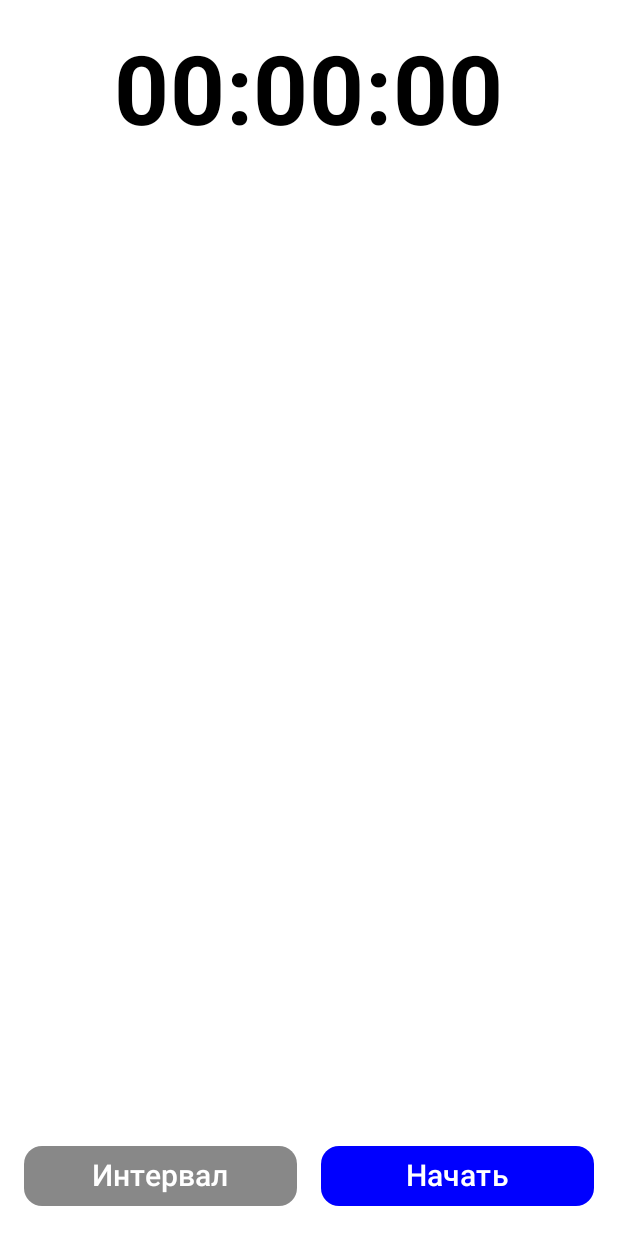
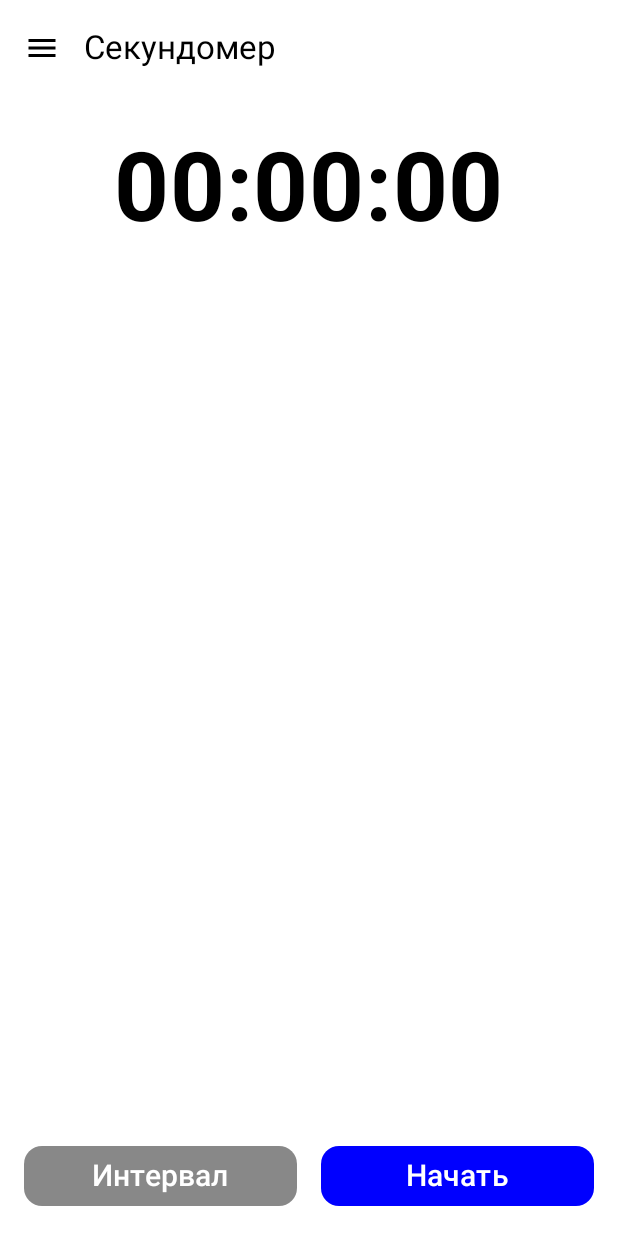
Before and after one commit to otabeknortojiyev/PaymeStopwatch, an Android app built with Jetpack Compose: the screen it shows after launch (MainActivity), on a phone screen of 412 x 824 dp. Run offline under Robolectric (Android 15) with nearby library versions, the phone set to English and light mode, and no system bars.

Commit message:
added modal navigation drawer

```diff
--- a/app/src/main/AndroidManifest.xml
+++ b/app/src/main/AndroidManifest.xml
@@ -18,7 +18,7 @@
         tools:targetApi="31">
 
         <service
-            android:name=".presentation.screens.main.AppService"
+            android:name=".presentation.screens.stopwatch.AppService"
             android:description="@string/app_name"
             android:exported="false"
             android:foregroundServiceType="specialUse">
--- a/app/src/main/java/uz/payme/otabek/presentation/activity/MainActivity.kt
+++ b/app/src/main/java/uz/payme/otabek/presentation/activity/MainActivity.kt
@@ -1,35 +1,56 @@
 package uz.payme.otabek.presentation.activity
 
-import android.content.ComponentName
-import android.content.Context
-import android.content.Intent
-import android.content.ServiceConnection
 import android.media.MediaPlayer
-import android.os.Build
 import android.os.Bundle
-import android.os.IBinder
 import androidx.activity.ComponentActivity
 import androidx.activity.compose.setContent
 import androidx.activity.viewModels
-import androidx.annotation.RequiresApi
+import androidx.compose.foundation.Image
+import androidx.compose.foundation.layout.Spacer
+import androidx.compose.foundation.layout.fillMaxSize
+import androidx.compose.foundation.layout.height
 import androidx.compose.foundation.layout.padding
+import androidx.compose.material.icons.Icons
+import androidx.compose.material.icons.filled.Menu
+import androidx.compose.material3.DrawerValue
+import androidx.compose.material3.ExperimentalMaterial3Api
+import androidx.compose.material3.Icon
+import androidx.compose.material3.IconButton
+import androidx.compose.material3.MaterialTheme
+import androidx.compose.material3.ModalDrawerSheet
+import androidx.compose.material3.ModalNavigationDrawer
+import androidx.compose.material3.NavigationDrawerItem
+import androidx.compose.material3.NavigationDrawerItemDefaults
 import androidx.compose.material3.Scaffold
+import androidx.compose.material3.Surface
+import androidx.compose.material3.Text
+import androidx.compose.material3.TopAppBar
+import androidx.compose.material3.TopAppBarColors
+import androidx.compose.material3.rememberDrawerState
 import androidx.compose.runtime.collectAsState
+import androidx.compose.runtime.getValue
+import androidx.compose.runtime.mutableIntStateOf
+import androidx.compose.runtime.rememberCoroutineScope
+import androidx.compose.runtime.saveable.rememberSaveable
+import androidx.compose.runtime.setValue
 import androidx.compose.ui.Modifier
-import androidx.core.app.ServiceCompat.startForeground
+import androidx.compose.ui.graphics.Color
+import androidx.compose.ui.res.painterResource
+import androidx.compose.ui.unit.dp
+import kotlinx.coroutines.launch
 import uz.payme.otabek.data.AppDataStoreImpl
-import uz.payme.otabek.presentation.screens.main.AppViewModel
-import uz.payme.otabek.presentation.screens.main.AppViewModelFactory
-import uz.payme.otabek.presentation.screens.main.MainScreen
+import uz.payme.otabek.presentation.screens.stopwatch.StopWatchViewModel
+import uz.payme.otabek.presentation.screens.stopwatch.StopWatchModelFactory
 import uz.payme.otabek.ui.theme.PaymeStopwatchTheme
 import kotlin.getValue
 import uz.payme.otabek.R
-import uz.payme.otabek.presentation.screens.main.AppService
+import uz.payme.otabek.presentation.screens.stopwatch.StopWatchScreen
 
+@OptIn(ExperimentalMaterial3Api::class)
 class MainActivity : ComponentActivity() {
-    private val viewModel: AppViewModel by viewModels {
-        AppViewModelFactory(AppDataStoreImpl(this))
-    }
+    private val viewModel: StopWatchViewModel by viewModels {
+        StopWatchModelFactory(AppDataStoreImpl(this))
+    }/*
         private var service: AppService? = null
         private var bound = false
 
@@ -45,7 +66,7 @@ class MainActivity : ComponentActivity() {
                 service = null
                 bound = false
             }
-    }
+        }*/
 
     private var startStopPlayer: MediaPlayer? = null
     private var resetPlayer: MediaPlayer? = null
@@ -53,22 +74,100 @@ class MainActivity : ComponentActivity() {
     override fun onCreate(savedInstanceState: Bundle?) {
         super.onCreate(savedInstanceState)
 
-        Intent(this, AppService::class.java).also { intent ->
+        /*Intent(this, AppService::class.java).also { intent ->
             bindService(intent, serviceConnection, BIND_AUTO_CREATE)
-        }
+        }*/
 
         startStopPlayer = MediaPlayer.create(this, R.raw.boop)
         resetPlayer = MediaPlayer.create(this, R.raw.breeze)
+
         setContent {
             val uiStates = viewModel.uiState.collectAsState()
             PaymeStopwatchTheme {
-                Scaffold { innerPadding ->
-                    MainScreen(
-                        modifier = Modifier.padding(innerPadding),
+                val items = listOf(
+                    NavigationItem(
+                        title = "Секундомер",
+                        selectedIcon = R.drawable.timer_blue,
+                        unselectedIcon = R.drawable.timer_gray,
+                        screenTitle = "Секундомер"
+                    ), NavigationItem(
+                        title = "Погода",
+                        selectedIcon = R.drawable.weather_yellow,
+                        unselectedIcon = R.drawable.weather_gray,
+                        screenTitle = "Погода"
+                    )
+                )
+                Surface(
+                    modifier = Modifier.fillMaxSize(), color = MaterialTheme.colorScheme.background
+                ) {
+                    val drawerState = rememberDrawerState(initialValue = DrawerValue.Closed)
+                    var selectedItemIndex by rememberSaveable {
+                        mutableIntStateOf(0)
+                    }
+                    val scope = rememberCoroutineScope()
+                    ModalNavigationDrawer(
+                        drawerContent = {
+                            ModalDrawerSheet {
+                                Spacer(modifier = Modifier.height(16.dp))
+                                items.forEachIndexed { index, item ->
+                                    NavigationDrawerItem(
+                                        label = {
+                                            Text(text = item.title)
+                                        }, selected = index == selectedItemIndex, onClick = {
+                                            scope.launch {
+                                                selectedItemIndex = index
+                                                drawerState.close()
+                                            }
+                                        }, icon = {
+                                            Image(
+                                                painter = if (index == selectedItemIndex) {
+                                                    painterResource(item.selectedIcon)
+                                                } else {
+                                                    painterResource(item.unselectedIcon)
+                                                }, contentDescription = item.title
+                                            )
+                                        }, modifier = Modifier.padding(NavigationDrawerItemDefaults.ItemPadding)
+                                    )
+                                }
+                            }
+                        }, drawerState = drawerState
+                    ) {
+                        Scaffold(
+                            topBar = {
+                                TopAppBar(
+                                    colors = TopAppBarColors(
+                                        containerColor = Color.White,
+                                        scrolledContainerColor = Color.Transparent,
+                                        navigationIconContentColor = Color.Black,
+                                        titleContentColor = Color.Black,
+                                        actionIconContentColor = Color.Transparent
+                                    ), title = {
+                                        Text(text = items[selectedItemIndex].screenTitle)
+                                    }, navigationIcon = {
+                                        IconButton(onClick = {
+                                            scope.launch {
+                                                drawerState.open()
+                                            }
+                                        }) {
+                                            Icon(Icons.Default.Menu, contentDescription = "Menu")
+                                        }
+                                    })
+                            }) { paddingValues ->
+                            when (selectedItemIndex) {
+                                0 -> StopWatchScreen(
+                                    modifier = Modifier.padding(paddingValues),
                                     uiStates = uiStates,
                                     eventDispatcher = { intent -> viewModel.eventDispatcher(intent) },
                                     startPlayer = { startStopPlayer?.start() },
-                        resetPlayer = { resetPlayer?.start() })
+                                    resetPlayer = { resetPlayer?.start() }
+                                )
+
+                                1 -> WeatherScreen(
+                                    modifier = Modifier.padding(paddingValues)
+                                ) // Ваш WeatherScreen
+                            }
+                        }
+                    }
                 }
             }
         }
@@ -79,10 +178,13 @@ class MainActivity : ComponentActivity() {
         startStopPlayer?.release()
         resetPlayer?.release()
         startStopPlayer = null
-        resetPlayer = null
-        if (bound) {
+        resetPlayer = null/*if (bound) {
             unbindService(serviceConnection)
             bound = false
+        }*/
     }
 }
-}
+
+data class NavigationItem(
+    val title: String, val selectedIcon: Int, val unselectedIcon: Int, val screenTitle: String
+)
--- a/app/src/main/java/uz/payme/otabek/presentation/screens/main/AppViewModelFactory.kt
+++ /dev/null
@@ -1,15 +0,0 @@
-package uz.payme.otabek.presentation.screens.main
-
-import androidx.lifecycle.ViewModel
-import androidx.lifecycle.ViewModelProvider
-import uz.payme.otabek.data.AppDataStore
-
-
-class AppViewModelFactory(private val dataStore: AppDataStore) : ViewModelProvider.Factory {
-    override fun <T : ViewModel> create(modelClass: Class<T>): T {
-        if (modelClass.isAssignableFrom(AppViewModel::class.java)) {
-            return AppViewModel(dataStore) as T
-        }
-        throw IllegalArgumentException("Unknown ViewModel class")
-    }
-}
--- a/app/src/main/java/uz/payme/otabek/presentation/screens/main/AppViewModelContract.kt
+++ b/app/src/main/java/uz/payme/otabek/presentation/screens/stopwatch/StopWatchModelContract.kt
@@ -1,9 +1,9 @@
-package uz.payme.otabek.presentation.screens.main
+package uz.payme.otabek.presentation.screens.stopwatch
 
 import androidx.compose.runtime.Stable
 import uz.payme.otabek.utils.ButtonNames
 
-interface AppViewModelContract {
+interface StopWatchModelContract {
     @Stable
     data class UiStates(
         val timeUiState: TimeUiState = TimeUiState(),
--- /dev/null
+++ b/app/src/main/java/uz/payme/otabek/presentation/screens/stopwatch/StopWatchModelFactory.kt
@@ -0,0 +1,15 @@
+package uz.payme.otabek.presentation.screens.stopwatch
+
+import androidx.lifecycle.ViewModel
+import androidx.lifecycle.ViewModelProvider
+import uz.payme.otabek.data.AppDataStore
+
+
+class StopWatchModelFactory(private val dataStore: AppDataStore) : ViewModelProvider.Factory {
+    override fun <T : ViewModel> create(modelClass: Class<T>): T {
+        if (modelClass.isAssignableFrom(StopWatchViewModel::class.java)) {
+            return StopWatchViewModel(dataStore) as T
+        }
+        throw IllegalArgumentException("Unknown ViewModel class")
+    }
+}
--- a/app/src/main/java/uz/payme/otabek/presentation/screens/main/MainScreen.kt
+++ b/app/src/main/java/uz/payme/otabek/presentation/screens/stopwatch/StopWatchScreen.kt
@@ -1,6 +1,5 @@
-package uz.payme.otabek.presentation.screens.main
+package uz.payme.otabek.presentation.screens.stopwatch
 
-import android.util.Log
 import androidx.compose.foundation.background
 import androidx.compose.foundation.layout.Arrangement
 import androidx.compose.foundation.layout.Column
@@ -16,7 +15,6 @@ import androidx.compose.material3.Button
 import androidx.compose.material3.ButtonDefaults
 import androidx.compose.material3.Text
 import androidx.compose.runtime.Composable
-import androidx.compose.runtime.DisposableEffect
 import androidx.compose.runtime.LaunchedEffect
 import androidx.compose.runtime.State
 import androidx.compose.ui.Alignment
@@ -27,21 +25,20 @@ import androidx.compose.ui.text.style.TextOverflow
 import androidx.compose.ui.unit.dp
 import androidx.compose.ui.unit.sp
 import androidx.lifecycle.Lifecycle
-import uz.payme.otabek.presentation.screens.main.AppViewModelContract.Intent
-import uz.payme.otabek.presentation.screens.main.AppViewModelContract.UiStates
+import uz.payme.otabek.presentation.screens.stopwatch.StopWatchModelContract.Intent
+import uz.payme.otabek.presentation.screens.stopwatch.StopWatchModelContract.UiStates
 import uz.payme.otabek.utils.ActivityLifecycleListener
 import uz.payme.otabek.utils.formatCircleTime
 import uz.payme.otabek.utils.formatTime
 
 @Composable
-fun MainScreen(
+fun StopWatchScreen(
     modifier: Modifier = Modifier,
     uiStates: State<UiStates>,
     eventDispatcher: (Intent) -> Unit,
     startPlayer: () -> Unit,
     resetPlayer: () -> Unit
 ) {
-
     LaunchedEffect(Unit) {
         eventDispatcher(Intent.GetState)
     }
@@ -87,7 +84,6 @@ fun MainScreen(
                 }
             }
         }
-
         Row(
             modifier = Modifier
                 .fillMaxWidth()
@@ -113,7 +109,6 @@ fun MainScreen(
                     maxLines = 1
                 )
             }
-
             Button(
                 onClick = {
                     eventDispatcher(Intent.Start)
@@ -136,7 +131,6 @@ fun MainScreen(
             }
         }
     }
-
     ActivityLifecycleListener {
         when (it) {
             Lifecycle.Event.ON_RESUME -> eventDispatcher(Intent.GetState)
--- a/app/src/main/java/uz/payme/otabek/presentation/screens/main/AppService.kt
+++ b/app/src/main/java/uz/payme/otabek/presentation/screens/stopwatch/StopWatchService.kt
@@ -1,7 +1,5 @@
-package uz.payme.otabek.presentation.screens.main
+package uz.payme.otabek.presentation.screens.stopwatch
 
-import android.annotation.SuppressLint
-import android.app.Notification
 import android.app.NotificationChannel
 import android.app.NotificationManager
 import android.app.PendingIntent
@@ -9,10 +7,7 @@ import android.app.Service
 import android.content.Intent
 import android.os.Binder
 import android.os.Build
-import android.os.Handler
 import android.os.IBinder
-import android.os.Looper
-import android.os.SystemClock
 import androidx.core.app.NotificationCompat
 import kotlinx.coroutines.CoroutineScope
 import kotlinx.coroutines.Dispatchers
@@ -20,18 +15,17 @@ import kotlinx.coroutines.Job
 import kotlinx.coroutines.flow.StateFlow
 import kotlinx.coroutines.launch
 import uz.payme.otabek.R
-import uz.payme.otabek.presentation.activity.MainActivity
 import uz.payme.otabek.utils.formatTime
 
 const val CHANNEL_ID = "timer_channel"
 const val STOP_SERVICE = "STOP_SERVICE"
 
-class AppService : Service() {
+class StopWatchService : Service() {
     private val binder = LocalBinder()
     private var job: Job? = null
 
     inner class LocalBinder : Binder() {
-        fun getService(): AppService = this@AppService
+        fun getService(): StopWatchService = this@StopWatchService
     }
 
     override fun onBind(intent: Intent?): IBinder = binder
@@ -41,7 +35,7 @@ class AppService : Service() {
         createNotificationChannel()
     }
 
-    fun observeTimeFlow(timeFlow: StateFlow<AppViewModelContract.UiStates>) {
+    fun observeTimeFlow(timeFlow: StateFlow<StopWatchModelContract.UiStates>) {
         job?.cancel()
         job = CoroutineScope(Dispatchers.Main).launch {
             timeFlow.collect { uiState ->
@@ -64,13 +58,13 @@ class AppService : Service() {
         val stopIntent = PendingIntent.getService(
             this,
             0,
-            Intent(this, AppService::class.java).apply { action = STOP_SERVICE },
+            Intent(this, StopWatchService::class.java).apply { action = STOP_SERVICE },
             PendingIntent.FLAG_UPDATE_CURRENT or PendingIntent.FLAG_IMMUTABLE
         )
 
         val notification =
             NotificationCompat.Builder(this, CHANNEL_ID).setContentTitle("Таймер").setContentText("Прошло: $time")
-                .setSmallIcon(R.drawable.timer).setPriority(NotificationCompat.PRIORITY_LOW)
+                .setSmallIcon(R.drawable.timer_blue).setPriority(NotificationCompat.PRIORITY_LOW)
                 .addAction(R.drawable.stop, "Стоп", stopIntent).build()
 
         startForeground(1, notification)
--- a/app/src/main/java/uz/payme/otabek/presentation/screens/main/AppViewModel.kt
+++ b/app/src/main/java/uz/payme/otabek/presentation/screens/stopwatch/StopWatchViewModel.kt
@@ -1,4 +1,4 @@
-package uz.payme.otabek.presentation.screens.main
+package uz.payme.otabek.presentation.screens.stopwatch
 
 import androidx.lifecycle.ViewModel
 import androidx.lifecycle.viewModelScope
@@ -13,15 +13,15 @@ import kotlinx.coroutines.isActive
 import kotlinx.coroutines.launch
 import kotlinx.coroutines.withContext
 import uz.payme.otabek.data.AppDataStore
-import uz.payme.otabek.presentation.screens.main.AppViewModelContract.Intent
-import uz.payme.otabek.presentation.screens.main.AppViewModelContract.Intent.ClickLeftButton
-import uz.payme.otabek.presentation.screens.main.AppViewModelContract.Intent.GetState
-import uz.payme.otabek.presentation.screens.main.AppViewModelContract.Intent.SaveState
-import uz.payme.otabek.presentation.screens.main.AppViewModelContract.Intent.Start
-import uz.payme.otabek.presentation.screens.main.AppViewModelContract.UiStates
+import uz.payme.otabek.presentation.screens.stopwatch.StopWatchModelContract.Intent
+import uz.payme.otabek.presentation.screens.stopwatch.StopWatchModelContract.Intent.ClickLeftButton
+import uz.payme.otabek.presentation.screens.stopwatch.StopWatchModelContract.Intent.GetState
+import uz.payme.otabek.presentation.screens.stopwatch.StopWatchModelContract.Intent.SaveState
+import uz.payme.otabek.presentation.screens.stopwatch.StopWatchModelContract.Intent.Start
+import uz.payme.otabek.presentation.screens.stopwatch.StopWatchModelContract.UiStates
 import uz.payme.otabek.utils.ButtonNames
 
-class AppViewModel(val dataStore: AppDataStore) : ViewModel() {
+class StopWatchViewModel(val dataStore: AppDataStore) : ViewModel() {
     private var job: Job? = null
 
     private var isStarted: Boolean = false
--- a/app/src/main/res/drawable/timer.xml
+++ /dev/null
@@ -1,5 +0,0 @@
-<vector xmlns:android="http://schemas.android.com/apk/res/android" android:height="24dp" android:viewportHeight="24" android:viewportWidth="24" android:width="24dp">
-
-    <path android:fillColor="#00000000" android:pathData="M12,13V9M21,6L19,4M10,2H14M12,21C7.582,21 4,17.418 4,13C4,8.582 7.582,5 12,5C16.418,5 20,8.582 20,13C20,17.418 16.418,21 12,21Z" android:strokeColor="#000000" android:strokeLineCap="round" android:strokeLineJoin="round" android:strokeWidth="2"/>
-
-</vector>
--- /dev/null
+++ b/app/src/main/res/drawable/timer_blue.xml
@@ -0,0 +1,15 @@
+<vector xmlns:android="http://schemas.android.com/apk/res/android"
+    android:width="24dp"
+    android:height="24dp"
+    android:viewportWidth="24"
+    android:viewportHeight="24">
+
+    <path
+        android:fillColor="#00000000"
+        android:pathData="M12,13V9M21,6L19,4M10,2H14M12,21C7.582,21 4,17.418 4,13C4,8.582 7.582,5 12,5C16.418,5 20,8.582 20,13C20,17.418 16.418,21 12,21Z"
+        android:strokeWidth="2"
+        android:strokeColor="#0B1D97"
+        android:strokeLineCap="round"
+        android:strokeLineJoin="round" />
+
+</vector>
--- /dev/null
+++ b/app/src/main/res/drawable/timer_gray.xml
@@ -0,0 +1,15 @@
+<vector xmlns:android="http://schemas.android.com/apk/res/android"
+    android:width="24dp"
+    android:height="24dp"
+    android:viewportWidth="24"
+    android:viewportHeight="24">
+
+    <path
+        android:fillColor="#00000000"
+        android:pathData="M12,13V9M21,6L19,4M10,2H14M12,21C7.582,21 4,17.418 4,13C4,8.582 7.582,5 12,5C16.418,5 20,8.582 20,13C20,17.418 16.418,21 12,21Z"
+        android:strokeWidth="2"
+        android:strokeColor="#5F5E5E"
+        android:strokeLineCap="round"
+        android:strokeLineJoin="round" />
+
+</vector>
--- /dev/null
+++ b/app/src/main/res/drawable/weather_gray.xml
@@ -0,0 +1,27 @@
+<vector xmlns:android="http://schemas.android.com/apk/res/android"
+    android:width="24dp"
+    android:height="24dp"
+    android:viewportWidth="1024"
+    android:viewportHeight="1024">
+
+    <path
+        android:fillColor="#333333"
+        android:pathData="M621.7,451.6m-129.5,0a129.5,129.5 0,1 0,259 0,129.5 129.5,0 1,0 -259,0Z" />
+
+    <path
+        android:fillColor="#333333"
+        android:pathData="M621.7,607.4c-85.9,0 -155.8,-69.9 -155.8,-155.8s69.9,-155.8 155.8,-155.8 155.8,69.9 155.8,155.8S707.6,607.4 621.7,607.4zM621.7,348.5c-56.8,0 -103.1,46.2 -103.1,103.1s46.3,103.1 103.1,103.1 103,-46.3 103,-103.2 -46.2,-103 -103,-103z" />
+
+    <path
+        android:fillColor="#333333"
+        android:pathData="M502.1,198c11.8,-6.8 26.9,-2.8 33.7,9l24.7,42.7c6.8,11.8 2.8,26.9 -9,33.7 -11.8,6.8 -26.9,2.8 -33.7,-9l-24.7,-42.7c-6.9,-11.9 -2.8,-26.9 9,-33.7zM807.8,406.4c3.5,13.2 17,21 30.2,17.4l47.6,-12.8c13.2,-3.5 21,-17 17.4,-30.2 -3.5,-13.2 -17,-21 -30.2,-17.4l-47.6,12.8c-13.1,3.5 -20.9,17 -17.4,30.2zM794.6,517.3c-3.5,13.2 4.3,26.7 17.4,30.2l47.6,12.8c13.2,3.5 26.7,-4.3 30.2,-17.4 3.5,-13.2 -4.3,-26.7 -17.4,-30.2l-47.6,-12.8c-13.1,-3.5 -26.6,4.3 -30.2,17.4zM665.7,161.8c13.6,0 24.7,11 24.7,24.7v49.3c0,13.6 -11,24.7 -24.7,24.7 -13.6,0 -24.7,-11 -24.7,-24.7v-49.3c0,-13.6 11,-24.7 24.7,-24.7zM832.8,231.3c-9.6,-9.6 -25.2,-9.6 -34.9,0L763,266.2c-9.6,9.6 -9.6,25.2 0,34.9 9.6,9.6 25.2,9.6 34.9,0l34.9,-34.9c9.7,-9.7 9.7,-25.3 0,-34.9z" />
+
+    <path
+        android:fillColor="#333333"
+        android:pathData="M264.5,740.8c-2.2,0.2 -4.3,0.4 -6.5,0.5 -60.5,3.4 -111,-49.7 -111,-111s49.7,-111 111,-111c4.2,0 8.4,0.2 12.5,0.7 -0.1,-2.3 -0.1,-4.6 -0.1,-6.9 0,-85.1 69,-154.1 154.1,-154.1 75.2,0 137.8,53.8 151.4,125 6.9,-1.1 14,-1.7 21.2,-1.7 71.5,0 129.5,58 129.5,129.5 -0.2,45.7 -23.8,85.9 -59.6,108.9 -20.2,13 -44.2,21.3 -70,20.5 -3.5,-0.1 -6.9,-0.3 -10.3,-0.7 -1.1,0.1 -2.3,0.1 -3.4,0.1H264.5z" />
+
+    <path
+        android:fillColor="#333333"
+        android:pathData="M252.4,767.8c-32.4,0 -63.3,-12.5 -87.9,-35.8 -27.9,-26.4 -43.9,-63.5 -43.9,-101.7 0,-71.3 54.7,-130.2 124.3,-136.7 9.8,-90.3 86.5,-160.9 179.4,-160.9 78.4,0 147,50.6 171.2,123.3h1.4c86,0 155.9,69.9 155.9,155.8 0,53.3 -26.7,102.3 -71.5,131.1 -26.5,17.1 -56.1,25.6 -85.1,24.7 -3.4,-0.1 -6.7,-0.3 -10,-0.6 -1,0 -2,0.1 -3,0.1L265.8,767.1c-2.1,0.2 -4.2,0.4 -6.3,0.5 -2.4,0.1 -4.7,0.2 -7.1,0.2zM257.9,545.7c-46.6,0 -84.6,38 -84.6,84.6 0,23.8 10,46.9 27.4,63.4 15.7,14.9 35.7,22.5 55.7,21.2 1.7,-0.1 3.5,-0.2 5.2,-0.4l2.8,-0.2h324.9c2.8,0.3 5.6,0.5 8.4,0.6 23.2,0.8 42.8,-8.5 54.9,-16.4 29.8,-19 47.5,-51.4 47.5,-86.7 0,-56.8 -46.3,-103.1 -103.1,-103.1 -5.7,0 -11.4,0.5 -16.9,1.4l-25.4,4.2 -4.8,-25.3c-11.5,-60 -64.2,-103.6 -125.5,-103.6 -70.5,0 -127.8,57.3 -127.8,127.8 0,1.9 0,3.8 0.1,5.7l1.4,30.9 -30.7,-3.5c-3.1,-0.4 -6.2,-0.6 -9.5,-0.6z" />
+
+</vector>
--- /dev/null
+++ b/app/src/main/res/drawable/weather_yellow.xml
@@ -0,0 +1,13 @@
+<vector xmlns:android="http://schemas.android.com/apk/res/android" android:height="24dp" android:viewportHeight="1024" android:viewportWidth="1024" android:width="24dp">
+
+    <path android:fillColor="#F4CE26" android:pathData="M621.7,451.6m-129.5,0a129.5,129.5 0,1 0,259 0,129.5 129.5,0 1,0 -259,0Z"/>
+
+    <path android:fillColor="#333333" android:pathData="M621.7,607.4c-85.9,0 -155.8,-69.9 -155.8,-155.8s69.9,-155.8 155.8,-155.8 155.8,69.9 155.8,155.8S707.6,607.4 621.7,607.4zM621.7,348.5c-56.8,0 -103.1,46.2 -103.1,103.1s46.3,103.1 103.1,103.1 103,-46.3 103,-103.2 -46.2,-103 -103,-103z"/>
+
+    <path android:fillColor="#333333" android:pathData="M502.1,198c11.8,-6.8 26.9,-2.8 33.7,9l24.7,42.7c6.8,11.8 2.8,26.9 -9,33.7 -11.8,6.8 -26.9,2.8 -33.7,-9l-24.7,-42.7c-6.9,-11.9 -2.8,-26.9 9,-33.7zM807.8,406.4c3.5,13.2 17,21 30.2,17.4l47.6,-12.8c13.2,-3.5 21,-17 17.4,-30.2 -3.5,-13.2 -17,-21 -30.2,-17.4l-47.6,12.8c-13.1,3.5 -20.9,17 -17.4,30.2zM794.6,517.3c-3.5,13.2 4.3,26.7 17.4,30.2l47.6,12.8c13.2,3.5 26.7,-4.3 30.2,-17.4 3.5,-13.2 -4.3,-26.7 -17.4,-30.2l-47.6,-12.8c-13.1,-3.5 -26.6,4.3 -30.2,17.4zM665.7,161.8c13.6,0 24.7,11 24.7,24.7v49.3c0,13.6 -11,24.7 -24.7,24.7 -13.6,0 -24.7,-11 -24.7,-24.7v-49.3c0,-13.6 11,-24.7 24.7,-24.7zM832.8,231.3c-9.6,-9.6 -25.2,-9.6 -34.9,0L763,266.2c-9.6,9.6 -9.6,25.2 0,34.9 9.6,9.6 25.2,9.6 34.9,0l34.9,-34.9c9.7,-9.7 9.7,-25.3 0,-34.9z"/>
+
+    <path android:fillColor="#FFFFFF" android:pathData="M264.5,740.8c-2.2,0.2 -4.3,0.4 -6.5,0.5 -60.5,3.4 -111,-49.7 -111,-111s49.7,-111 111,-111c4.2,0 8.4,0.2 12.5,0.7 -0.1,-2.3 -0.1,-4.6 -0.1,-6.9 0,-85.1 69,-154.1 154.1,-154.1 75.2,0 137.8,53.8 151.4,125 6.9,-1.1 14,-1.7 21.2,-1.7 71.5,0 129.5,58 129.5,129.5 -0.2,45.7 -23.8,85.9 -59.6,108.9 -20.2,13 -44.2,21.3 -70,20.5 -3.5,-0.1 -6.9,-0.3 -10.3,-0.7 -1.1,0.1 -2.3,0.1 -3.4,0.1H264.5z"/>
+
+    <path android:fillColor="#333333" android:pathData="M252.4,767.8c-32.4,0 -63.3,-12.5 -87.9,-35.8 -27.9,-26.4 -43.9,-63.5 -43.9,-101.7 0,-71.3 54.7,-130.2 124.3,-136.7 9.8,-90.3 86.5,-160.9 179.4,-160.9 78.4,0 147,50.6 171.2,123.3h1.4c86,0 155.9,69.9 155.9,155.8 0,53.3 -26.7,102.3 -71.5,131.1 -26.5,17.1 -56.1,25.6 -85.1,24.7 -3.4,-0.1 -6.7,-0.3 -10,-0.6 -1,0 -2,0.1 -3,0.1L265.8,767.1c-2.1,0.2 -4.2,0.4 -6.3,0.5 -2.4,0.1 -4.7,0.2 -7.1,0.2zM257.9,545.7c-46.6,0 -84.6,38 -84.6,84.6 0,23.8 10,46.9 27.4,63.4 15.7,14.9 35.7,22.5 55.7,21.2 1.7,-0.1 3.5,-0.2 5.2,-0.4l2.8,-0.2h324.9c2.8,0.3 5.6,0.5 8.4,0.6 23.2,0.8 42.8,-8.5 54.9,-16.4 29.8,-19 47.5,-51.4 47.5,-86.7 0,-56.8 -46.3,-103.1 -103.1,-103.1 -5.7,0 -11.4,0.5 -16.9,1.4l-25.4,4.2 -4.8,-25.3c-11.5,-60 -64.2,-103.6 -125.5,-103.6 -70.5,0 -127.8,57.3 -127.8,127.8 0,1.9 0,3.8 0.1,5.7l1.4,30.9 -30.7,-3.5c-3.1,-0.4 -6.2,-0.6 -9.5,-0.6z"/>
+
+</vector>
```
Lines whose indentation alone changed are shown as unchanged.
